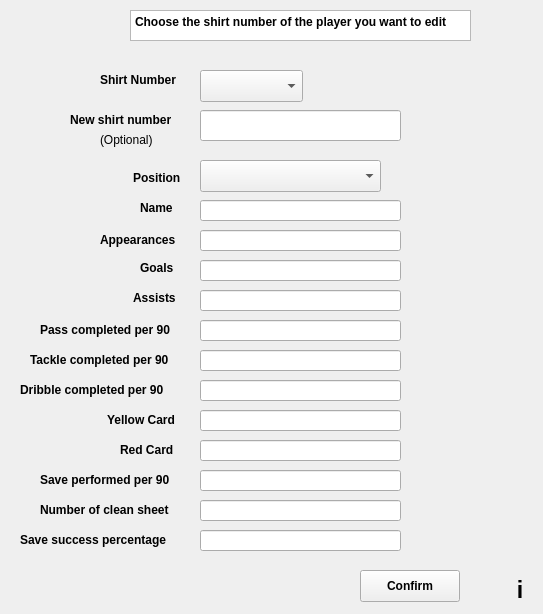
Old version of the form editplayer.ui in the repository TNT57/FootballClubManagementSystem.
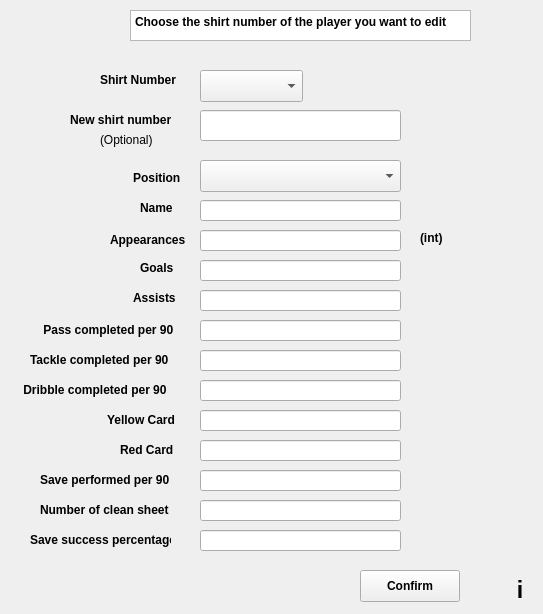
New version of the form.

The edit to the form file:
```diff
--- a/editplayer.ui
+++ b/editplayer.ui
@@ -72,7 +72,7 @@
     <rect>
      <x>200</x>
      <y>160</y>
-     <width>181</width>
+     <width>201</width>
      <height>32</height>
     </rect>
    </property>
@@ -167,9 +167,9 @@
   <widget class="QLabel" name="label_14">
    <property name="geometry">
     <rect>
-     <x>20</x>
+     <x>30</x>
      <y>530</y>
-     <width>161</width>
+     <width>141</width>
      <height>20</height>
     </rect>
    </property>
@@ -294,13 +294,13 @@
     </font>
    </property>
    <property name="text">
-    <string>Pass completed per 90</string>
+    <string> Pass completed per 90</string>
    </property>
   </widget>
   <widget class="QLabel" name="label_4">
    <property name="geometry">
     <rect>
-     <x>100</x>
+     <x>110</x>
      <y>230</y>
      <width>91</width>
      <height>20</height>
@@ -399,7 +399,7 @@
     <rect>
      <x>20</x>
      <y>380</y>
-     <width>161</width>
+     <width>151</width>
      <height>20</height>
     </rect>
    </property>
@@ -409,7 +409,7 @@
     </font>
    </property>
    <property name="text">
-    <string>Dribble completed per 90</string>
+    <string> Dribble completed per 90</string>
    </property>
   </widget>
   <widget class="QLineEdit" name="redLineEdit">
@@ -526,6 +526,24 @@
 &lt;p style=&quot; margin-top:0px; margin-bottom:0px; margin-left:0px; margin-right:0px; -qt-block-indent:0; text-indent:0px;&quot;&gt;Choose the shirt number of the player you want to edit&lt;/p&gt;&lt;/body&gt;&lt;/html&gt;</string>
    </property>
   </widget>
+  <widget class="QLabel" name="label_17">
+   <property name="geometry">
+    <rect>
+     <x>420</x>
+     <y>230</y>
+     <width>49</width>
+     <height>16</height>
+    </rect>
+   </property>
+   <property name="font">
+    <font>
+     <bold>true</bold>
+    </font>
+   </property>
+   <property name="text">
+    <string>(int)</string>
+   </property>
+  </widget>
  </widget>
  <resources/>
  <connections/>
```
